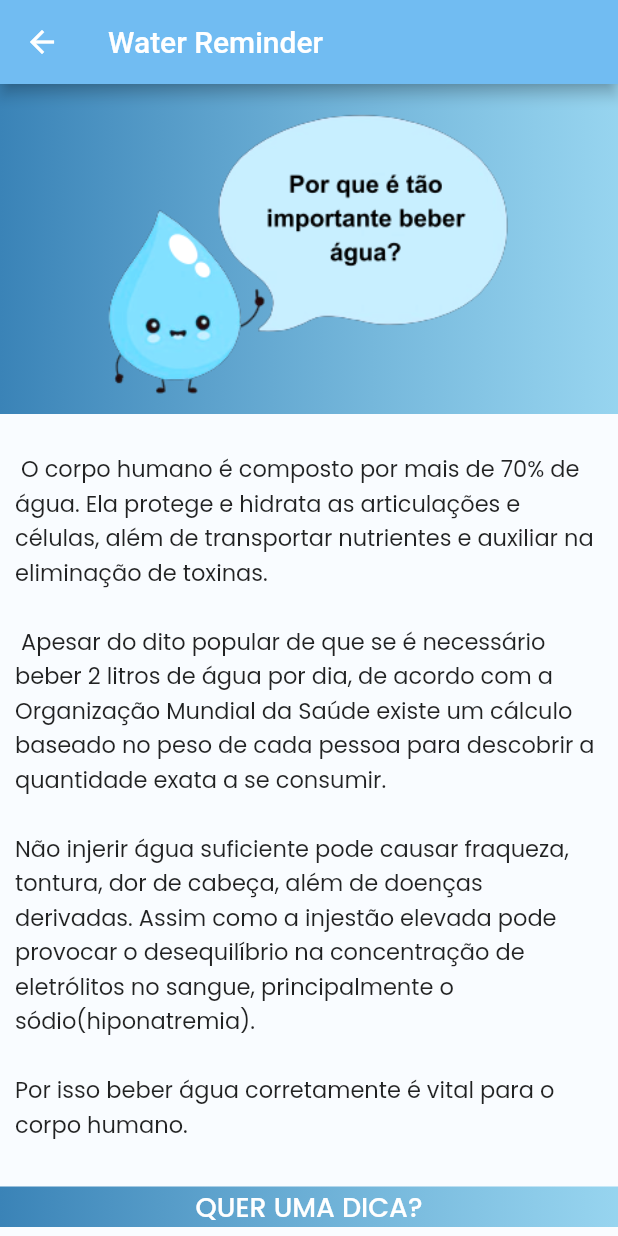
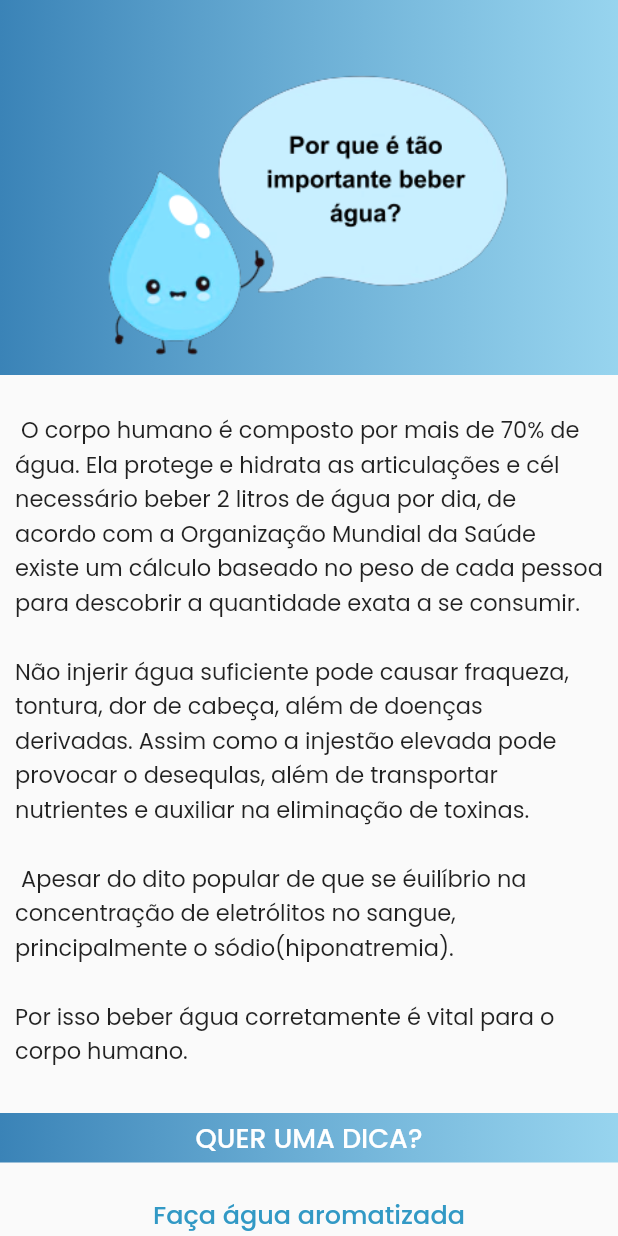
Before and after one commit to Samara-g/Water-Reminder, a Flutter app: the About screen opened directly, on a phone screen of 412 x 824 dp. Run offline on Flutter 3.47's test engine with Material 2 defaults, Android fonts, the phone set to English and light mode, and no system bars; our stand-ins replace google_fonts.

Commit message:
aplicativo finalizado

```diff
--- a/lib/aboutpage.dart
+++ b/lib/aboutpage.dart
@@ -14,11 +14,6 @@ class _AboutState extends State<About> {
   @override
   Widget build(BuildContext context) {
     return Scaffold(
-      backgroundColor: Color.fromRGBO(249, 252, 255, 1),
-      appBar: AppBar(
-        backgroundColor: Color.fromRGBO(113, 188, 242, 1),
-        title: Text('Water Reminder'),
-      ),
       body: SingleChildScrollView(
         child: Column(
           mainAxisAlignment: MainAxisAlignment.center,
@@ -34,7 +29,7 @@ class _AboutState extends State<About> {
               )),
               margin: const EdgeInsets.only(bottom: 10),
               child: Container(
-                margin: const EdgeInsets.only(top: 10, bottom: 10),
+                margin: const EdgeInsets.only(top: 40, bottom: 10),
                 child: Image(
                   image: AssetImage('assets/aboutss.png'),
                   height: 200,
@@ -46,9 +41,9 @@ class _AboutState extends State<About> {
                 margin: const EdgeInsets.only(
                     top: 15, left: 10, right: 10, bottom: 20),
                 child: Text(
-                  ' O corpo humano é composto por mais de 70% de água. Ela protege e hidrata as articulações e células, além de transportar nutrientes e auxiliar na eliminação de toxinas. \n\n '
-                  'Apesar do dito popular de que se é necessário beber 2 litros de água por dia, de acordo com a Organização Mundial da Saúde existe um cálculo baseado no peso de cada pessoa para descobrir a quantidade exata a se consumir.\n\n'
-                  'Não injerir água suficiente pode causar fraqueza, tontura, dor de cabeça, além de doenças derivadas. Assim como a injestão elevada pode provocar o desequilíbrio na concentração de eletrólitos no sangue, principalmente o sódio(hiponatremia). \n\n'
+                  ' O corpo humano é composto por mais de 70% de água. Ela protege e hidrata as articulações e cél necessário beber 2 litros de água por dia, de acordo com a Organização Mundial da Saúde existe um cálculo baseado no peso de cada pessoa para descobrir a quantidade exata a se consumir.\n\n'
+                  'Não injerir água suficiente pode causar fraqueza, tontura, dor de cabeça, além de doenças derivadas. Assim como a injestão elevada pode provocar o desequlas, além de transportar nutrientes e auxiliar na eliminação de toxinas. \n\n '
+                  'Apesar do dito popular de que se éuilíbrio na concentração de eletrólitos no sangue, principalmente o sódio(hiponatremia). \n\n'
                   'Por isso beber água corretamente é vital para o corpo humano.',
                   style: GoogleFonts.poppins(
                     fontSize: 15,
@@ -66,7 +61,9 @@ class _AboutState extends State<About> {
                   Color.fromARGB(210, 130, 204, 236),
                 ],
               )),
-              margin: const EdgeInsets.only(top: 10, bottom: 20),
+              margin: const EdgeInsets.only(top: 10, bottom: 10),
+              child: Container(
+                margin: const EdgeInsets.only(top: 3, bottom: 3),
                 child: Center(
                   child: Text(
                     'QUER UMA DICA?',
@@ -74,6 +71,7 @@ class _AboutState extends State<About> {
                         fontSize: 18,
                         fontWeight: FontWeight.w500,
                         color: Color.fromRGBO(255, 255, 255, 1)),
+                  ),
                 ),
               ),
             ),
@@ -103,6 +101,12 @@ class _AboutState extends State<About> {
                 ),
               ),
             ),
+            /* Container(
+              height: 400,
+              child: Image(
+                image: AssetImage('assets/agua.jpg'),
+              ),
+            ),*/
           ],
         ),
       ),
--- a/lib/calculadora.dart
+++ b/lib/calculadora.dart
@@ -38,7 +38,7 @@ class _CalcState extends State<Calc> {
               margin: const EdgeInsets.only(top: 20),
               child: Image(
                 image: AssetImage('assets/cup.png'),
-                height: 150,
+                height: 145,
               ),
             ),
             Center(
@@ -73,7 +73,7 @@ class _CalcState extends State<Calc> {
               ),
             ),
             Container(
-              margin: const EdgeInsets.only(top: 50),
+              margin: const EdgeInsets.only(top: 40),
               child: Text(
                 'Você deve ingerir: ',
                 style: GoogleFonts.poppins(
@@ -93,7 +93,7 @@ class _CalcState extends State<Calc> {
               ),
             ),
             Container(
-                margin: const EdgeInsets.only(bottom: 40),
+                margin: const EdgeInsets.only(bottom: 30),
                 child: Text(
                   'ao dia',
                   style: GoogleFonts.poppins(
--- a/lib/welcome.dart
+++ b/lib/welcome.dart
@@ -39,8 +39,8 @@ class _MyHomePageState extends State<MyHomePage> {
         decoration: const BoxDecoration(
             gradient: LinearGradient(
           colors: [
-            Color.fromRGBO(151, 198, 246, 1),
-            Color.fromARGB(210, 130, 204, 236),
+            Color.fromRGBO(133, 191, 248, 1),
+            Color.fromARGB(210, 102, 202, 245),
           ],
         )),
         child: Column(
```
Also changed, not shown: lib/lembrete.dart (+5 -3 lines), assets/agua.jpg (added), flutter_01.png (added), flutter_02.png (added). Lines whose indentation alone changed are shown as unchanged.
